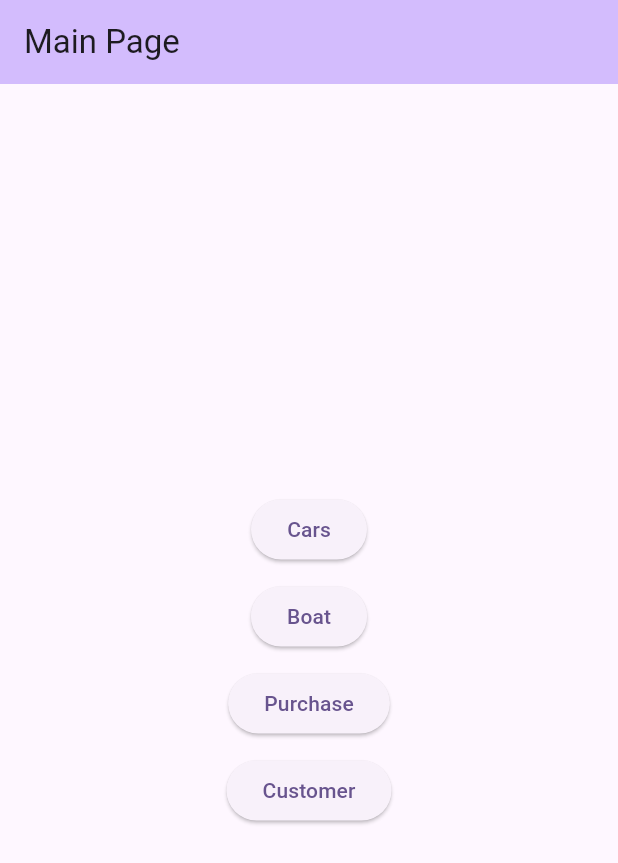
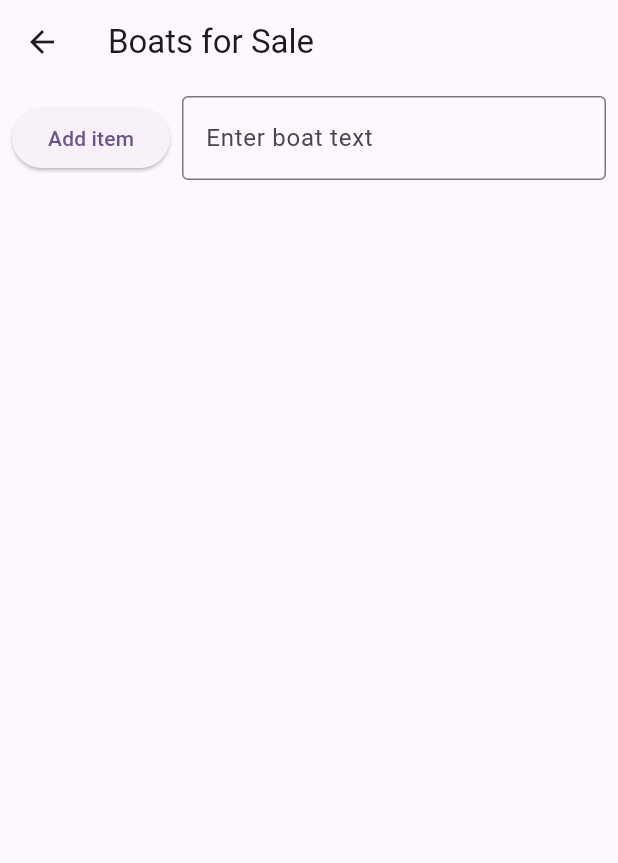
Before and after one commit to Ema-louna/test_github_flutter, a Flutter app: the screen it shows after launch, after a tap on "Boat", on a phone screen of 412 x 824 dp. Shown: the top 863 px of the screen. Run offline on Flutter 3.47's test engine with Material 3 defaults, Android fonts, the phone set to English and light mode, and no system bars; our stand-ins replace floor, shared_preferences, sqflite, sqflite_common_ffi, sqflite_common_ffi_web; accounts and stored records are empty; generated files the repository leaves out were written again.

Commit message:
Step 1: Boat ListView page using course design (ListPage + ListView.builder + Expanded)

```diff
--- /dev/null
+++ b/lib/boat_main.dart
@@ -0,0 +1,97 @@
+import 'package:flutter/material.dart';
+
+class BoatMain extends StatefulWidget {
+  const BoatMain({super.key});
+
+  @override
+  State<BoatMain> createState() => _BoatMainState();
+}
+
+class _BoatMainState extends State<BoatMain> {
+  // List that holds items inserted by the user
+  final List<String> words = <String>[];
+
+  // TextField controller
+  final TextEditingController _controller = TextEditingController();
+
+  @override
+  Widget build(BuildContext context) {
+    return Scaffold(
+      appBar: AppBar(title: const Text('Boats for Sale')),
+      // per course notes: put the whole list area in a separate function
+      body: ListPage(),
+    );
+  }
+
+  /// Using functions to create components (as in the course material)
+  /// Returns: Column( Row(Add + TextField), Expanded(ListView.builder) )
+  Widget ListPage() {
+    return Column(
+      children: [
+        // Row with Add button and TextField
+        Padding(
+          padding: const EdgeInsets.all(8.0),
+          child: Row(
+            mainAxisAlignment: MainAxisAlignment.spaceBetween,
+            children: [
+              ElevatedButton(
+                child: const Text("Add item"),
+                onPressed: () {
+                  setState(() {
+                    // add current text to the list
+                    final text = _controller.value.text.trim();
+                    if (text.isNotEmpty) {
+                      words.add(text);
+                      _controller.text = "";
+                    }
+                  });
+                },
+              ),
+              // NOTE: param is `controller` (course snippet said inputController)
+              Expanded(
+                child: Padding(
+                  padding: const EdgeInsets.only(left: 8.0),
+                  child: TextField(
+                    controller: _controller,
+                    decoration: const InputDecoration(
+                      labelText: 'Enter boat text',
+                      border: OutlineInputBorder(),
+                    ),
+                  ),
+                ),
+              ),
+            ],
+          ),
+        ),
+
+        // Expanded so ListView has bounded height inside Column
+        Expanded(
+          child: ListView.builder(
+            itemCount: words.length, // number of rows
+            itemBuilder: (context, rowNum) {
+              // A row: delete on tap (GestureDetector)
+              return GestureDetector(
+                onTap: () {
+                  setState(() {
+                    words.removeAt(rowNum);
+                  });
+                },
+                child: Padding(
+                  padding:
+                  const EdgeInsets.symmetric(horizontal: 8.0, vertical: 4.0),
+                  child: Row(
+                    mainAxisAlignment: MainAxisAlignment.spaceAround,
+                    children: [
+                      Text("Row number: $rowNum"),
+                      Text(words[rowNum]),
+                    ],
+                  ),
+                ),
+              );
+            },
+          ),
+        ),
+      ],
+    );
+  }
+}
--- a/lib/main.dart
+++ b/lib/main.dart
@@ -1,6 +1,7 @@
 import 'package:flutter/material.dart';
 import 'car_main.dart';
 import 'customer_main.dart';
+import 'boat_main.dart';
 import 'package:flutter_localizations/flutter_localizations.dart';
 
 
@@ -59,7 +60,15 @@ class MyHomePage extends StatelessWidget {
               child: const Text('Cars'),
             ),
             const SizedBox(height: 10),
-            ElevatedButton(onPressed: () {}, child: const Text('Boat')),
+            ElevatedButton(
+              onPressed: () {
+                Navigator.push(
+                  context,
+                  MaterialPageRoute(builder: (context) => const BoatMain()),
+                );
+              },
+              child: const Text('Boat'),
+            ),
             const SizedBox(height: 10),
             ElevatedButton(onPressed: () {}, child: const Text('Purchase')),
             const SizedBox(height: 10),
```
